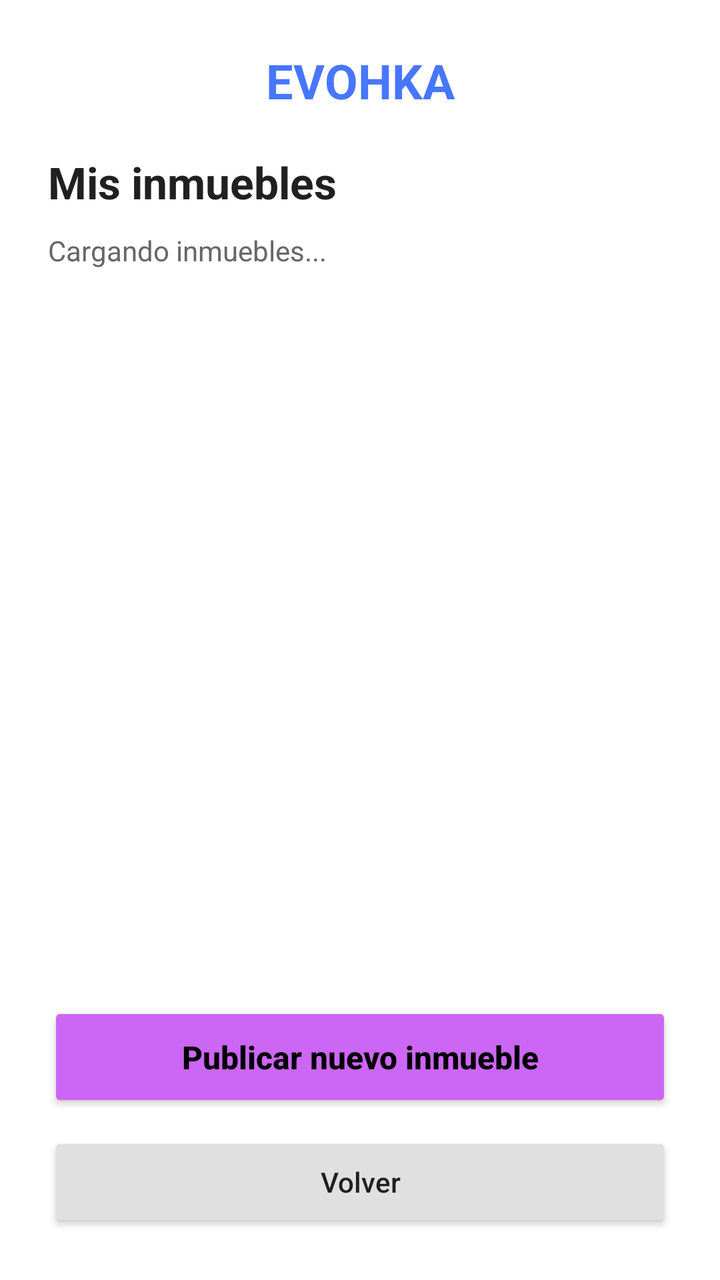
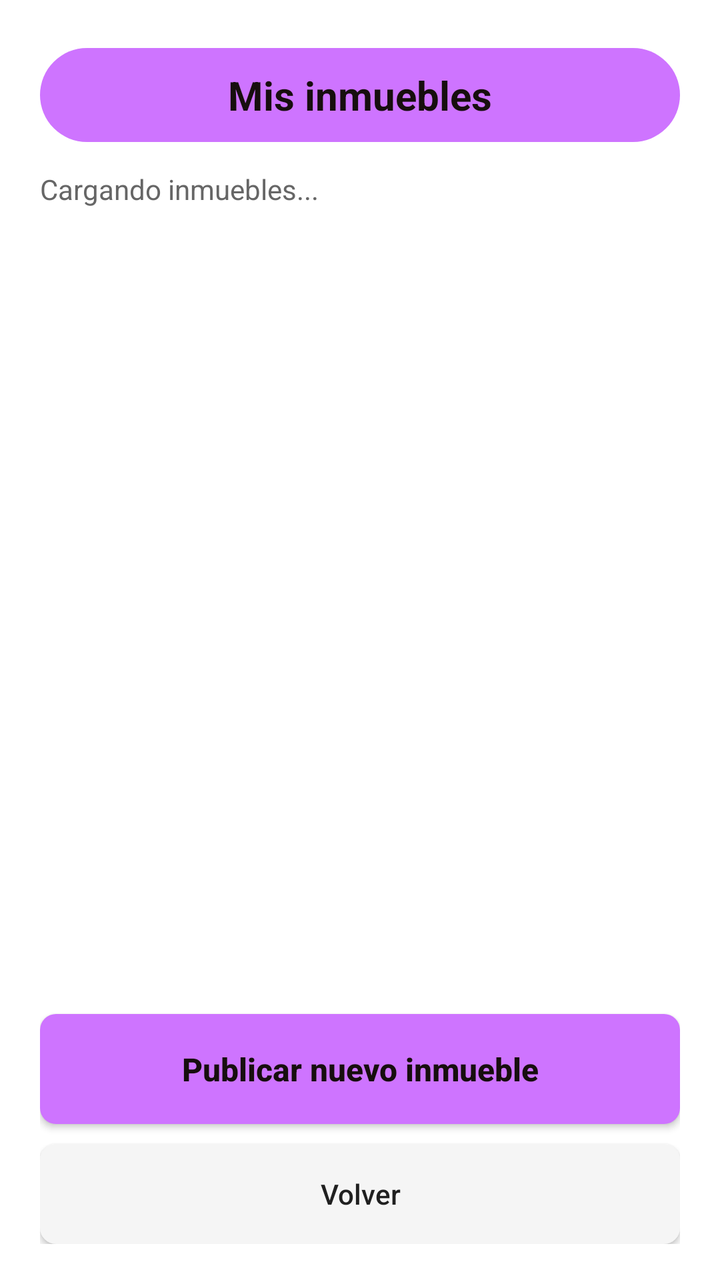

Before-and-after screenshots of an Android layout around one commit, followed by the original layout XML and the change that was made.
<!-- AndroidManifest.xml: application theme Theme.EvohkaApp -->
<!-- res/layout/activity_mis_inmuebles.xml -->
<?xml version="1.0" encoding="utf-8"?>
<LinearLayout xmlns:android="http://schemas.android.com/apk/res/android"
    android:layout_width="match_parent"
    android:layout_height="match_parent"
    android:orientation="vertical"
    android:background="#FFFFFF"
    android:padding="24dp">

    <TextView
        android:layout_width="match_parent"
        android:layout_height="wrap_content"
        android:text="EVOHKA"
        android:textAlignment="center"
        android:textColor="#4776FF"
        android:textSize="24sp"
        android:textStyle="bold" />

    <TextView
        android:layout_width="match_parent"
        android:layout_height="wrap_content"
        android:layout_marginTop="20dp"
        android:text="Mis inmuebles"
        android:textColor="#202020"
        android:textSize="22sp"
        android:textStyle="bold" />

    <TextView
        android:id="@+id/txtEstadoCarga"
        android:layout_width="match_parent"
        android:layout_height="wrap_content"
        android:layout_marginTop="10dp"
        android:text="Cargando inmuebles..."
        android:textColor="#666666"
        android:textSize="14sp" />

    <ScrollView
        android:layout_width="match_parent"
        android:layout_height="0dp"
        android:layout_weight="1"
        android:layout_marginTop="15dp">

        <LinearLayout
            android:id="@+id/contenedorInmuebles"
            android:layout_width="match_parent"
            android:layout_height="wrap_content"
            android:orientation="vertical" />

    </ScrollView>

    <Button
        android:id="@+id/btnPublicarNuevo"
        android:layout_width="match_parent"
        android:layout_height="55dp"
        android:layout_marginTop="15dp"
        android:backgroundTint="#CC66F4"
        android:text="Publicar nuevo inmueble"
        android:textAllCaps="false"
        android:textColor="#000000"
        android:textSize="16sp"
        android:textStyle="bold" />

    <Button
        android:id="@+id/btnVolverInicio"
        android:layout_width="match_parent"
        android:layout_height="50dp"
        android:layout_marginTop="10dp"
        android:backgroundTint="#E0E0E0"
        android:text="Volver"
        android:textAllCaps="false"
        android:textColor="#202020" />

</LinearLayout>
<!-- resources referenced by this layout -->
<resources>
  <style name="Theme.EvohkaApp" parent="android:Theme.Material.Light.NoActionBar" />
</resources>

<!-- the commit's change to res/layout/activity_mis_inmuebles.xml (unified diff, before → after) -->
@@ -2,33 +2,29 @@
 <LinearLayout xmlns:android="http://schemas.android.com/apk/res/android"
     android:layout_width="match_parent"
     android:layout_height="match_parent"
+    android:background="#FFFFFF"
     android:orientation="vertical"
-    android:background="#FFFFFF"
-    android:padding="24dp">
+    android:paddingStart="20dp"
+    android:paddingTop="24dp"
+    android:paddingEnd="20dp"
+    android:paddingBottom="18dp">
 
     <TextView
         android:layout_width="match_parent"
         android:layout_height="wrap_content"
-        android:text="EVOHKA"
-        android:textAlignment="center"
-        android:textColor="#4776FF"
-        android:textSize="24sp"
-        android:textStyle="bold" />
-
-    <TextView
-        android:layout_width="match_parent"
-        android:layout_height="wrap_content"
-        android:layout_marginTop="20dp"
+        android:background="@drawable/bg_title_evohka"
+        android:gravity="center"
+        android:padding="10dp"
         android:text="Mis inmuebles"
-        android:textColor="#202020"
-        android:textSize="22sp"
+        android:textColor="#170E0E"
+        android:textSize="20sp"
         android:textStyle="bold" />
 
     <TextView
         android:id="@+id/txtEstadoCarga"
         android:layout_width="match_parent"
         android:layout_height="wrap_content"
-        android:layout_marginTop="10dp"
+        android:layout_marginTop="14dp"
         android:text="Cargando inmuebles..."
         android:textColor="#666666"
         android:textSize="14sp" />
@@ -36,8 +32,9 @@
     <ScrollView
         android:layout_width="match_parent"
         android:layout_height="0dp"
+        android:layout_marginTop="14dp"
         android:layout_weight="1"
-        android:layout_marginTop="15dp">
+        android:clipToPadding="false">
 
         <LinearLayout
             android:id="@+id/contenedorInmuebles"
@@ -51,11 +48,12 @@
         android:id="@+id/btnPublicarNuevo"
         android:layout_width="match_parent"
         android:layout_height="55dp"
-        android:layout_marginTop="15dp"
-        android:backgroundTint="#CC66F4"
+        android:layout_marginTop="12dp"
+        android:background="@drawable/bg_button_evohka"
+        android:backgroundTint="@null"
         android:text="Publicar nuevo inmueble"
         android:textAllCaps="false"
-        android:textColor="#000000"
+        android:textColor="#170E0E"
         android:textSize="16sp"
         android:textStyle="bold" />
 
@@ -64,7 +62,8 @@
         android:layout_width="match_parent"
         android:layout_height="50dp"
         android:layout_marginTop="10dp"
-        android:backgroundTint="#E0E0E0"
+        android:background="@drawable/bg_input_evohka"
+        android:backgroundTint="@null"
         android:text="Volver"
         android:textAllCaps="false"
         android:textColor="#202020" />
<!-- resource entries referenced after the edit -->
@@ -1,5 +1,23 @@
 <!-- resources referenced by this layout -->
 <resources>
+  <!-- drawable bg_button_evohka (drawable) -->
+  <?xml version="1.0" encoding="utf-8"?>
+  <shape xmlns:android="http://schemas.android.com/apk/res/android">
+      <solid android:color="#CE74FF" />
+      <corners android:radius="8dp" />
+  </shape>
+  <!-- drawable bg_input_evohka (drawable) -->
+  <?xml version="1.0" encoding="utf-8"?>
+  <shape xmlns:android="http://schemas.android.com/apk/res/android">
+      <solid android:color="#F5F5F5" />
+      <corners android:radius="8dp" />
+  </shape>
+  <!-- drawable bg_title_evohka (drawable) -->
+  <?xml version="1.0" encoding="utf-8"?>
+  <shape xmlns:android="http://schemas.android.com/apk/res/android">
+      <solid android:color="#CE74FF" />
+      <corners android:radius="40dp" />
+  </shape>
   <style name="Theme.EvohkaApp" parent="android:Theme.Material.Light.NoActionBar" />
 </resources>
 
